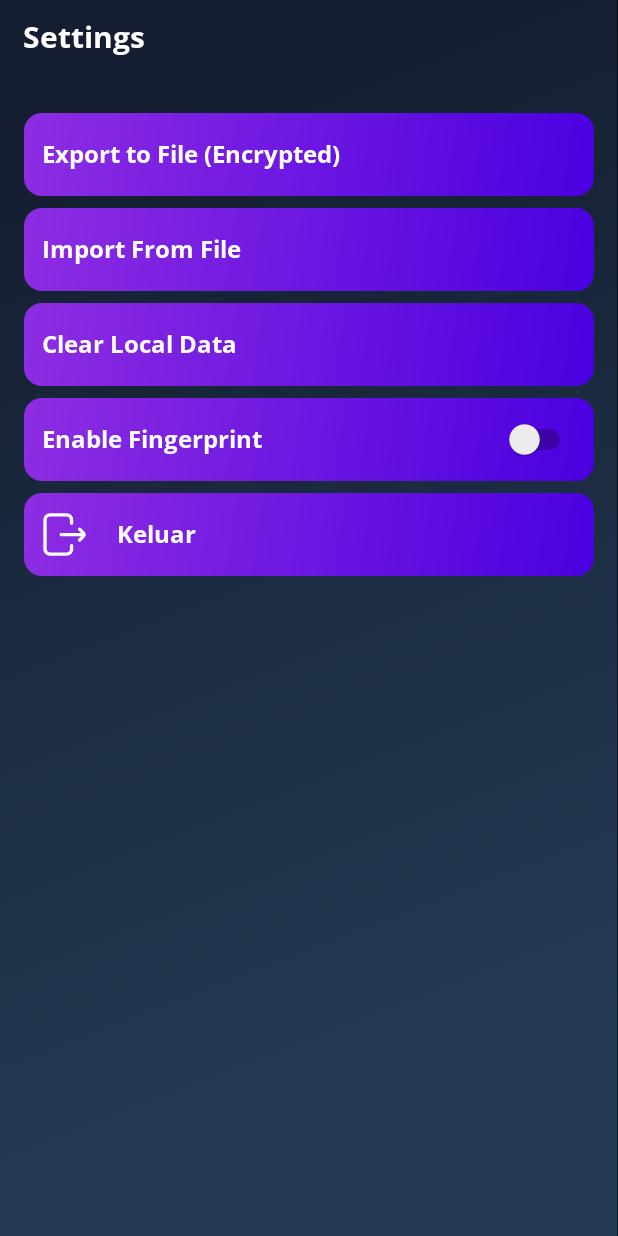
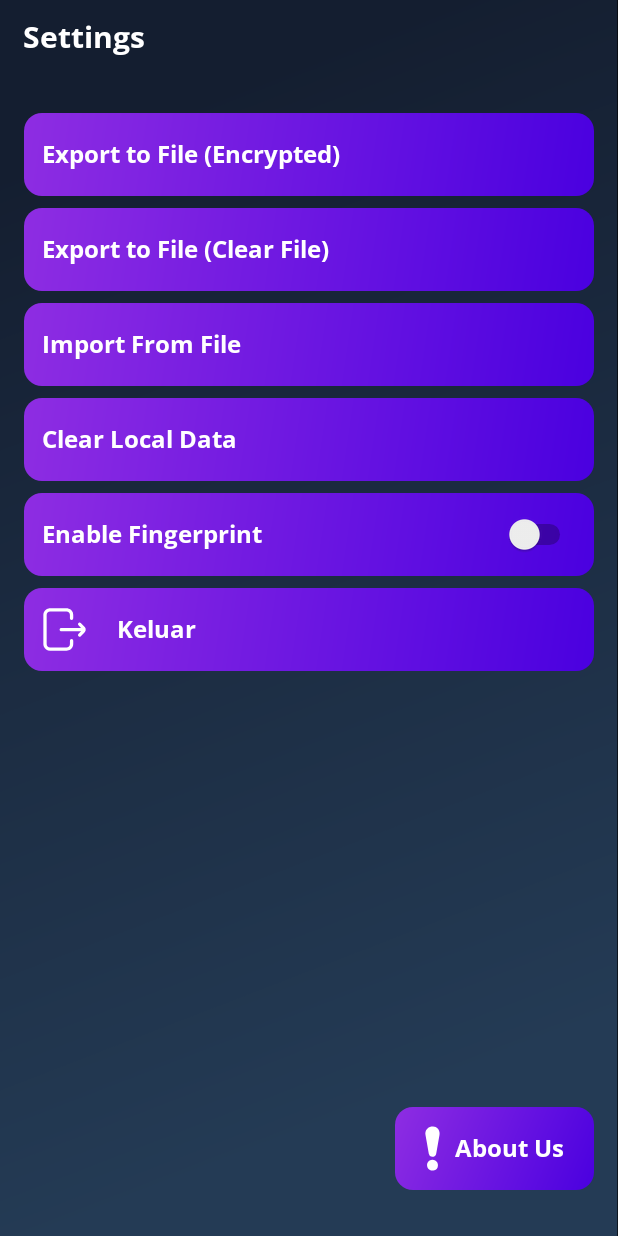
Before and after one commit to akaneyama/secure-in, an Android app: the fragment SettingFragment shown on its own in the app's theme, on a phone screen of 412 x 824 dp. Run offline under Robolectric (Android 15) with nearby library versions, the phone set to English and light mode, and no system bars.

Commit message:
update hari ini

```diff
--- a/app/src/main/java/com/daffaadityapurwanto/securein/encryption/keyAES.kt
+++ b/app/src/main/java/com/daffaadityapurwanto/securein/encryption/keyAES.kt
@@ -2,4 +2,5 @@ package com.daffaadityapurwanto.securein.encryption
 
 class keyAES {
     val KunciAES128 = "qkdjgufir378wkd2"
+    val KunciIVKey = "5gifuvk8b76ds0op"
 }
--- a/app/src/main/java/com/daffaadityapurwanto/securein/fragmentdashboard/SettingFragment.kt
+++ b/app/src/main/java/com/daffaadityapurwanto/securein/fragmentdashboard/SettingFragment.kt
@@ -1,60 +1,60 @@
 package com.daffaadityapurwanto.securein.fragmentdashboard
 
+import android.content.Intent
 import android.os.Bundle
 import androidx.fragment.app.Fragment
 import android.view.LayoutInflater
 import android.view.View
 import android.view.ViewGroup
+import android.widget.LinearLayout
+import android.widget.Toast
 import com.daffaadityapurwanto.securein.R
+import com.daffaadityapurwanto.securein.data.CurrentUser
+import com.daffaadityapurwanto.securein.halamandaftar
+import com.daffaadityapurwanto.securein.halamanlogin
+import java.io.File
+import java.io.FileInputStream
+import java.io.FileOutputStream
 
-// TODO: Rename parameter arguments, choose names that match
-// the fragment initialization parameters, e.g. ARG_ITEM_NUMBER
-private const val ARG_PARAM1 = "param1"
-private const val ARG_PARAM2 = "param2"
-
-/**
- * A simple [Fragment] subclass.
- * Use the [SettingFragment.newInstance] factory method to
- * create an instance of this fragment.
- */
 class SettingFragment : Fragment() {
-    // TODO: Rename and change types of parameters
-    private var param1: String? = null
-    private var param2: String? = null
-
-    override fun onCreate(savedInstanceState: Bundle?) {
-        super.onCreate(savedInstanceState)
-        arguments?.let {
-            param1 = it.getString(ARG_PARAM1)
-            param2 = it.getString(ARG_PARAM2)
-        }
-    }
 
     override fun onCreateView(
         inflater: LayoutInflater, container: ViewGroup?,
         savedInstanceState: Bundle?
     ): View? {
-        // Inflate the layout for this fragment
+        // Inflate layout dan kembalikan view-nya
         return inflater.inflate(R.layout.fragment_setting, container, false)
     }
 
-    companion object {
-        /**
-         * Use this factory method to create a new instance of
-         * this fragment using the provided parameters.
-         *
-         * @param param1 Parameter 1.
-         * @param param2 Parameter 2.
-         * @return A new instance of fragment SettingFragment.
-         */
-        // TODO: Rename and change types and number of parameters
-        @JvmStatic
-        fun newInstance(param1: String, param2: String) =
-            SettingFragment().apply {
-                arguments = Bundle().apply {
-                    putString(ARG_PARAM1, param1)
-                    putString(ARG_PARAM2, param2)
+    override fun onViewCreated(view: View, savedInstanceState: Bundle?) {
+        super.onViewCreated(view, savedInstanceState)
+
+        val tombolkeluar = view.findViewById<LinearLayout>(R.id.keluarsetting)
+        tombolkeluar.setOnClickListener {
+            Intent(context, halamanlogin::class.java).also {
+                startActivity(it)
+
+            }
+
+        }
+
+        val exportfileunencrypted = view.findViewById<LinearLayout>(R.id.exporttofileunencrypted)
+        exportfileunencrypted.setOnClickListener {
+            try {
+                val dbFile = requireContext().getDatabasePath("secureindb.db")
+                val outFile = File(requireContext().getExternalFilesDir(null), "secureindbbackup.db")
+
+                FileInputStream(dbFile).channel.use { src ->
+                    FileOutputStream(outFile).channel.use { dst ->
+                        dst.transferFrom(src, 0, src.size())
+                    }
                 }
+
+                Toast.makeText(requireContext(), "Database berhasil diekspor ke:\n${outFile.absolutePath}", Toast.LENGTH_LONG).show()
+            } catch (e: Exception) {
+                e.printStackTrace()
+                Toast.makeText(requireContext(), "Gagal ekspor DB: ${e.message}", Toast.LENGTH_LONG).show()
             }
+        }
     }
 }
--- a/app/src/main/java/com/daffaadityapurwanto/securein/halamanlogin.kt
+++ b/app/src/main/java/com/daffaadityapurwanto/securein/halamanlogin.kt
@@ -52,7 +52,7 @@ class halamanlogin : AppCompatActivity() {
         }
 
         val kunciAES = keyAES()
-        val encrypt = Encrypt(kunciAES.KunciAES128)
+        val encrypt = Encrypt(kunciAES.KunciAES128, kunciAES.KunciIVKey)
         btnLogin.setOnClickListener {
             if(etUsername.text.isNullOrEmpty() || etPassword.text.isNullOrEmpty()){
                 //Toast.makeText(this, "username atau password tidak boleh kosong!", Toast.LENGTH_SHORT).show()
@@ -68,7 +68,7 @@ class halamanlogin : AppCompatActivity() {
                 goToDashboard()
             }
             else{
-                Toast.makeText(this, "Password Salah ${hasilencrypt}", Toast.LENGTH_SHORT).show()
+               // Toast.makeText(this, "Password Salah ${hasilencrypt}", Toast.LENGTH_SHORT).show()
                 showCustomDialog("wrong_password")
             }
 
--- /dev/null
+++ b/app/src/main/res/drawable/tanda_seru.xml
@@ -0,0 +1,12 @@
+<vector xmlns:android="http://schemas.android.com/apk/res/android"
+    android:width="400dp"
+    android:height="400dp"
+    android:viewportWidth="400"
+    android:viewportHeight="400">
+  <path
+      android:pathData="M206.86,3.38c4.95,1.41 10.09,2 15,3.72C250.13,17.18 267.73,47.51 262.52,77q-14.16,80.4 -28.11,160.82c-0.85,4.9 -1.47,9.86 -3.32,14.54 -5.62,14.18 -19.26,22.1 -35.38,20.54A32.35,32.35 0,0 1,167 246.11c-6.3,-35.08 -12.36,-70.2 -18.49,-105.31q-5.52,-31.52 -11,-63.05c-6.09,-35.18 16.73,-67.46 52,-73.59 0.7,-0.12 1.58,0.16 2,-0.78Z"
+      android:fillColor="#fff"/>
+  <path
+      android:pathData="M192.34,396.63c-3.22,-1.84 -7,-1.87 -10.38,-3.25 -18.22,-7.42 -28.2,-21.22 -30.13,-40.44 -1.94,-19.39 5.82,-34.88 22.1,-45.38s33.68,-10.89 50.42,-1.09 25,25.13 24,44.79a46.78,46.78 0,0 1,-40.54 44.68c-0.62,0.09 -1.3,0 -1.69,0.69Z"
+      android:fillColor="#fff"/>
+</vector>
--- a/app/src/main/res/layout/fragment_setting.xml
+++ b/app/src/main/res/layout/fragment_setting.xml
@@ -22,6 +22,7 @@
         app:layout_constraintTop_toTopOf="parent"/>
 
     <LinearLayout
+        android:gravity="center_horizontal"
         android:layout_width="match_parent"
         android:layout_height="0dp"
         android:orientation="vertical"
@@ -45,6 +46,27 @@
                 android:layout_height="wrap_content"
                 android:layout_weight="1"
                 android:text="Export to File (Encrypted)"
+                android:textSize="16sp"
+                android:fontFamily="@font/opensansbold"
+                android:textColor="@color/white"/>
+
+        </LinearLayout>
+        <LinearLayout
+            android:id="@+id/exporttofileunencrypted"
+            android:layout_width="match_parent"
+            android:layout_height="55dp"
+            android:orientation="horizontal"
+            android:layout_marginTop="8dp"
+            android:background="@drawable/kotakdarisettingfragment"
+            android:padding="12dp"
+            android:gravity="center_vertical">
+
+
+            <TextView
+                android:layout_width="0dp"
+                android:layout_height="wrap_content"
+                android:layout_weight="1"
+                android:text="Export to File (Clear File)"
                 android:textSize="16sp"
                 android:fontFamily="@font/opensansbold"
                 android:textColor="@color/white"/>
@@ -118,6 +140,8 @@
                 android:layout_height="wrap_content"/>
         </LinearLayout>
 
+
+
         <LinearLayout
             android:id="@+id/keluarsetting"
             android:layout_width="match_parent"
@@ -135,6 +159,7 @@
                 app:srcCompat="@drawable/keluardarisetting"/>
 
             <TextView
+
                 android:layout_width="0dp"
                 android:layout_height="wrap_content"
                 android:layout_weight="1"
@@ -142,8 +167,45 @@
                 android:textSize="16sp"
                 android:fontFamily="@font/opensansbold"
                 android:textColor="@color/white"/>
+        </LinearLayout>
+        <LinearLayout
+            android:layout_width="match_parent"
+            android:layout_height="match_parent"
+            android:orientation="horizontal"
+            android:gravity="bottom">
 
+            <View
+                android:layout_width="0dp"
+                android:layout_height="0dp"
+                android:layout_weight="1" />
+
+            <LinearLayout
+                android:id="@+id/aboutus"
+                android:layout_width="wrap_content"
+                android:layout_height="55dp"
+                android:orientation="horizontal"
+                android:layout_marginTop="8dp"
+                android:background="@drawable/kotakdarisettingfragment"
+                android:gravity="center_vertical">
+
+                <ImageView
+                    android:layout_marginLeft="10dp"
+                    android:layout_width="30dp"
+                    android:layout_height="30dp"
+                    app:srcCompat="@drawable/tanda_seru"/>
+
+                <TextView
+                    android:layout_width="wrap_content"
+                    android:layout_height="wrap_content"
+                    android:layout_weight="1"
+                    android:text="About Us"
+                    android:layout_marginRight="20dp"
+                    android:textSize="16sp"
+                    android:fontFamily="@font/opensansbold"
+                    android:textColor="@color/white"/>
+            </LinearLayout>
         </LinearLayout>
+
 
 
     </LinearLayout>
```
Also changed, not shown: app/src/main/java/com/daffaadityapurwanto/securein/data/databaseHelper.kt (+15 -3 lines), app/src/main/java/com/daffaadityapurwanto/securein/encryption/Encrypt.kt (+21 -12 lines), app/src/main/res/drawable/editpasword.xml (added, +18 -0 lines), app/src/main/res/drawable/trashpassword.xml (added, +12 -0 lines), app/src/main/res/layout/passwordlistdarimenupassword.xml (+11 -3 lines), app/src/main/assets/secureindb.db.
